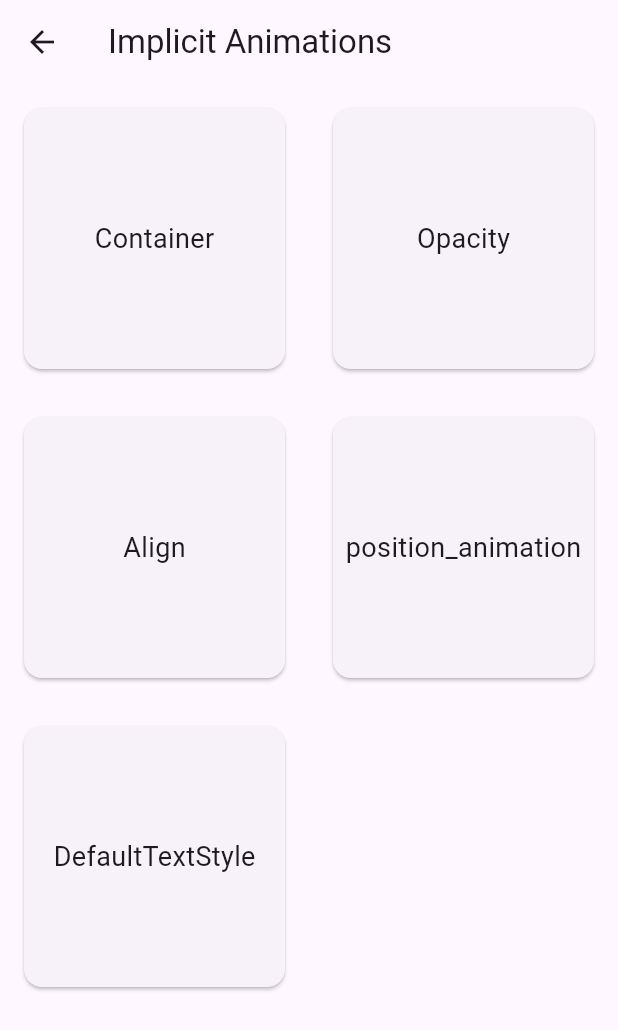
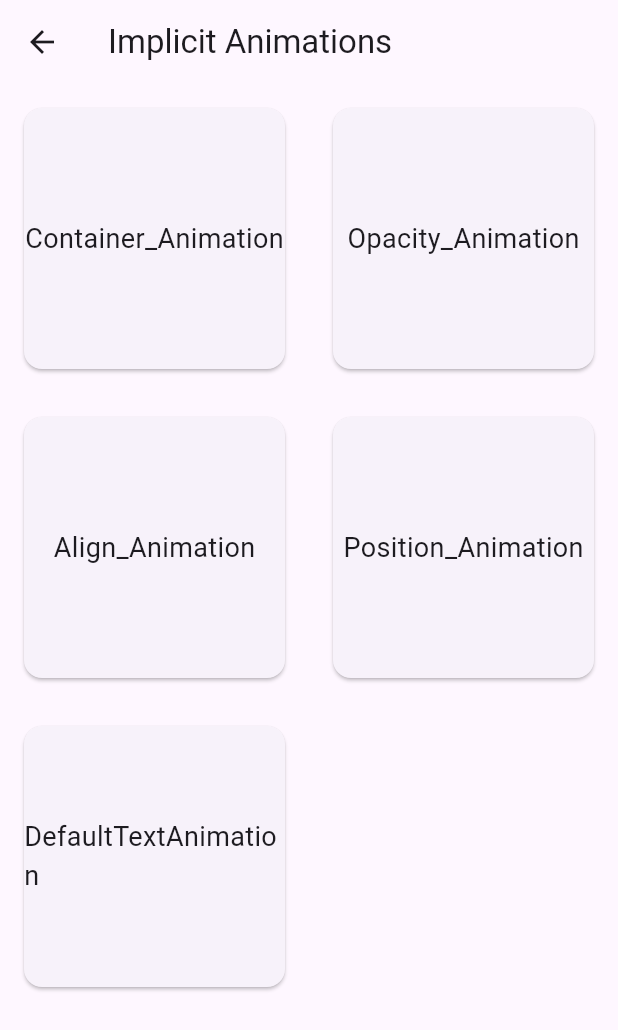
Before and after one commit to shohan-dev/Flutter-Project, a Flutter app: the ImplicitAnimationsScreen screen opened directly, on a phone screen of 412 x 824 dp. Shown: the top 1030 px of the screen. Run offline on Flutter 3.47's test engine with Material 3 defaults, Android fonts, the phone set to English and light mode, and no system bars.

Commit message:
complete ImplicitAnimationsScreen

```diff
--- a/Animation/lib/Animation_Type.dart
+++ b/Animation/lib/Animation_Type.dart
@@ -1,5 +1,5 @@
 import 'package:aniamtion/Other.dart';
-import 'package:aniamtion/Screen/ImplicitAnimationsScreen.dart';
+import 'package:aniamtion/Screen/ImplicitAnimationsScreen/ImplicitAnimationsScreen.dart';
 import 'package:flutter/material.dart';
 
 class Animation_Type extends StatelessWidget {
--- a/Animation/lib/Screen/ImplicitAnimationsScreen.dart
+++ b/Animation/lib/Screen/ImplicitAnimationsScreen/ImplicitAnimationsScreen.dart
@@ -1,51 +1,17 @@
+import 'package:aniamtion/Screen/ImplicitAnimationsScreen/Align_Animation.dart';
+import 'package:aniamtion/Screen/ImplicitAnimationsScreen/Container_Animation.dart';
+import 'package:aniamtion/Screen/ImplicitAnimationsScreen/Default_text_animation.dart';
+import 'package:aniamtion/Screen/ImplicitAnimationsScreen/Opacity_Animation.dart';
 import 'package:aniamtion/Screen/ImplicitAnimationsScreen/position_animation.dart';
 import 'package:flutter/material.dart';
 
 class ImplicitAnimationsScreen extends StatelessWidget {
   final List<Map<String, Widget>> animationTypes = [
-    {
-      'name': AnimatedContainer(
-        duration: Duration(seconds: 1),
-        width: 200.0,
-        height: 200.0,
-        color: Colors.blue,
-        child: Center(child: Text('AnimatedContainer')),
-      ),
-    },
-    {
-      'name': AnimatedOpacity(
-        duration: Duration(seconds: 1),
-        opacity: 0.5,
-        child: Container(
-          width: 200.0,
-          height: 200.0,
-          color: Colors.blue,
-          child: Center(child: Text('AnimatedOpacity')),
-        ),
-      ),
-    },
-    {
-      'name': AnimatedAlign(
-        alignment: Alignment.centerLeft,
-        duration: Duration(seconds: 1),
-        child: Container(
-          width: 200.0,
-          height: 200.0,
-          color: Colors.blue,
-          child: Center(child: Text('AnimatedAlign')),
-        ),
-      ),
-    },
-    {'name': position_animation()},
-    {
-      'name': AnimatedDefaultTextStyle(
-        duration: Duration(seconds: 1),
-        style: TextStyle(fontSize: 20.0, fontWeight: FontWeight.bold),
-        child: Center(
-          child: Text('AnimatedDefaultTextStyle'),
-        ),
-      ),
-    },
+    {'name': Container_Animation()},
+    {'name': Opacity_Animation()},
+    {'name': Align_Animation()},
+    {'name': Position_Animation()},
+    {'name': DefaultTextAnimation()},
   ];
 
   @override
--- a/Animation/lib/Screen/ImplicitAnimationsScreen/Opacity_Animation.dart
+++ b/Animation/lib/Screen/ImplicitAnimationsScreen/Opacity_Animation.dart
@@ -12,18 +12,18 @@ class MyApp extends StatelessWidget {
         appBar: AppBar(
           title: Text('AnimatedOpacity Example'),
         ),
-        body: OpacityDemo(),
+        body: Opacity_Animation(),
       ),
     );
   }
 }
 
-class OpacityDemo extends StatefulWidget {
+class Opacity_Animation extends StatefulWidget {
   @override
-  _OpacityDemoState createState() => _OpacityDemoState();
+  _Opacity_AnimationState createState() => _Opacity_AnimationState();
 }
 
-class _OpacityDemoState extends State<OpacityDemo> {
+class _Opacity_AnimationState extends State<Opacity_Animation> {
   bool _isOpaque = true;
 
   @override
--- a/Animation/lib/Screen/ImplicitAnimationsScreen/position_animation.dart
+++ b/Animation/lib/Screen/ImplicitAnimationsScreen/position_animation.dart
@@ -1,11 +1,11 @@
 import 'package:flutter/material.dart';
 
-class position_animation extends StatefulWidget {
+class Position_Animation extends StatefulWidget {
   @override
-  _position_animationState createState() => _position_animationState();
+  _Position_AnimationState createState() => _Position_AnimationState();
 }
 
-class _position_animationState extends State<position_animation> {
+class _Position_AnimationState extends State<Position_Animation> {
   bool _isMoved = false;
 
   @override
```
Also changed, not shown: Animation/lib/Screen/ImplicitAnimationsScreen/Align_Animation.dart (+6 -24 lines), Animation/lib/Screen/ImplicitAnimationsScreen/Container_Animation.dart (+4 -22 lines), Animation/lib/Screen/ImplicitAnimationsScreen/Default_text_animation.dart (added, +39 -0 lines).
